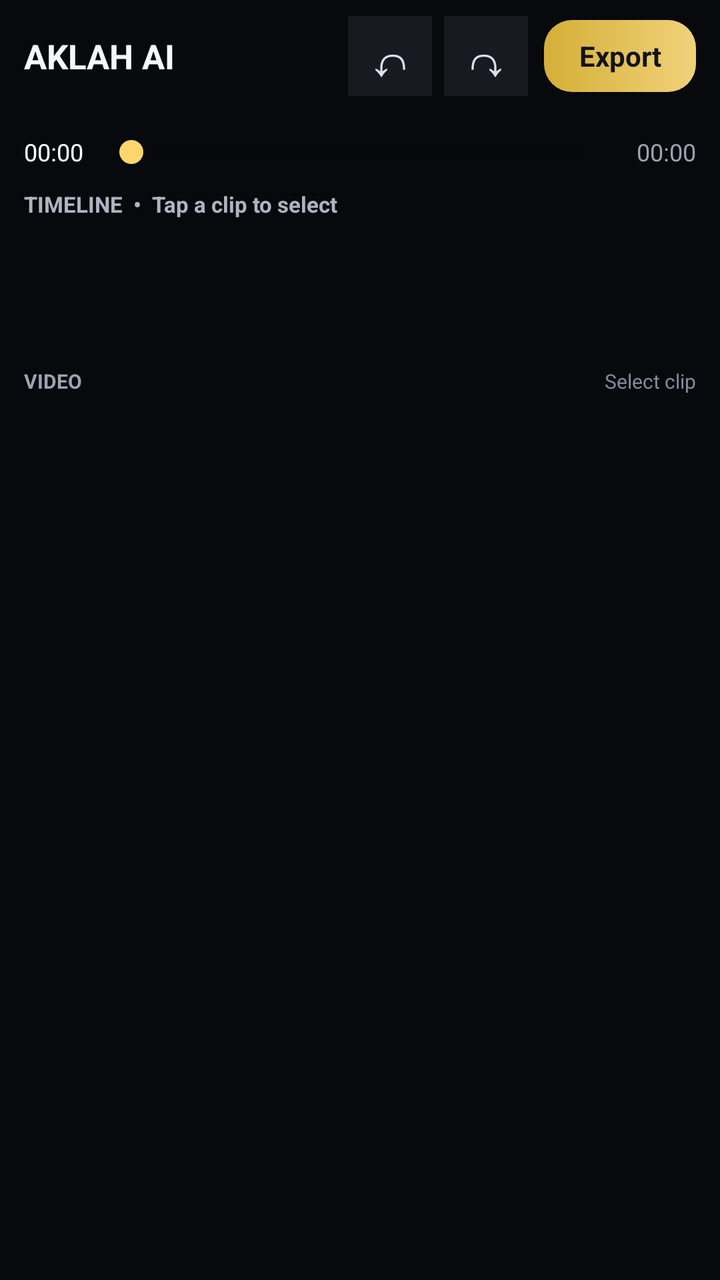
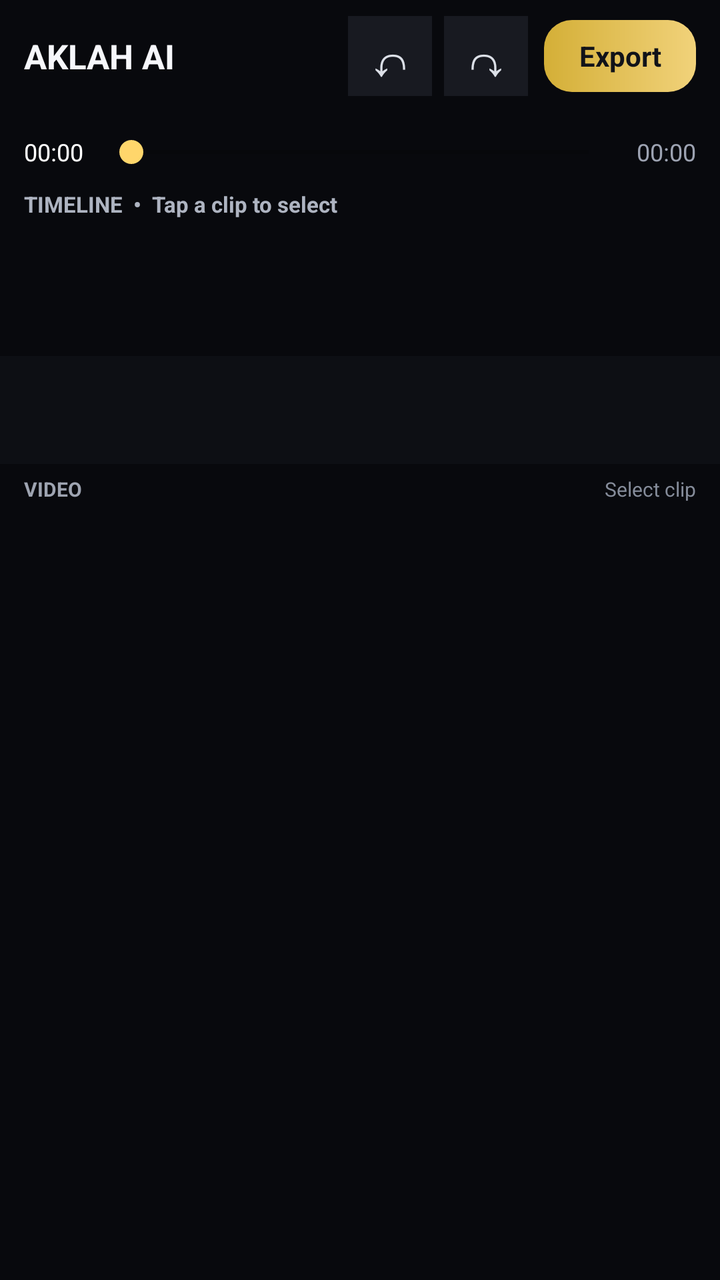

Screens rendered from an Android XML layout before and after an edit, with the pre-edit source and the edit as a unified diff.
<!-- AndroidManifest.xml: application theme Theme.AklahAI -->
<!-- res/layout/activity_editor.xml -->
<?xml version="1.0" encoding="utf-8"?>
<LinearLayout xmlns:android="http://schemas.android.com/apk/res/android"
    xmlns:app="http://schemas.android.com/apk/res-auto"
    android:layout_width="match_parent"
    android:layout_height="match_parent"
    android:orientation="vertical"
    android:background="#08090D"
    android:paddingTop="4dp">

    <LinearLayout
        android:layout_width="match_parent"
        android:layout_height="48dp"
        android:gravity="center_vertical"
        android:paddingHorizontal="12dp"
        android:orientation="horizontal">
        <TextView
            android:id="@+id/tvEditorTitle"
            android:layout_width="0dp"
            android:layout_height="match_parent"
            android:layout_weight="1"
            android:gravity="center_vertical"
            android:text="AKLAH AI"
            android:textColor="#F6F7FB"
            android:textSize="17sp"
            android:textStyle="bold"
            android:maxLines="1"/>
        <TextView
            android:id="@+id/btnUndoTop"
            android:layout_width="42dp"
            android:layout_height="40dp"
            android:gravity="center"
            android:text="↶"
            android:textSize="25sp"
            android:textColor="#DCE0E8"
            android:background="#181A21"/>
        <TextView
            android:id="@+id/btnRedoTop"
            android:layout_width="42dp"
            android:layout_height="40dp"
            android:layout_marginStart="6dp"
            android:gravity="center"
            android:text="↷"
            android:textSize="25sp"
            android:textColor="#DCE0E8"
            android:background="#181A21"/>
        <TextView
            android:id="@+id/btnExportTop"
            android:layout_width="76dp"
            android:layout_height="36dp"
            android:layout_marginStart="8dp"
            android:gravity="center"
            android:text="Export"
            android:textColor="#111319"
            android:textStyle="bold"
            android:textSize="14sp"
            android:background="@drawable/bg_button_gold"/>
    </LinearLayout>

    <FrameLayout
        android:id="@+id/previewStage"
        android:layout_width="match_parent"
        android:layout_height="0dp"
        android:layout_weight="1"
        android:layout_marginHorizontal="12dp"
        android:layout_marginTop="4dp"
        android:layout_marginBottom="6dp"
        android:background="#050608">

        <androidx.media3.ui.PlayerView
            android:id="@+id/playerView"
            android:layout_width="match_parent"
            android:layout_height="match_parent"
            android:background="#050608"
            app:resize_mode="fit"
            app:use_controller="false"
            app:show_buffering="when_playing"/>

        <FrameLayout
            android:id="@+id/textOverlay"
            android:layout_width="match_parent"
            android:layout_height="match_parent"/>

        <TextView
            android:id="@+id/btnPlayPause"
            android:layout_width="54dp"
            android:layout_height="54dp"
            android:layout_gravity="center"
            android:gravity="center"
            android:text="▶"
            android:textSize="23sp"
            android:textColor="#FFFFFF"
            android:background="#66000000"/>
    </FrameLayout>

    <LinearLayout
        android:layout_width="match_parent"
        android:layout_height="28dp"
        android:gravity="center_vertical"
        android:paddingHorizontal="12dp"
        android:orientation="horizontal">
        <TextView
            android:id="@+id/tvPlayheadTime"
            android:layout_width="wrap_content"
            android:layout_height="wrap_content"
            android:text="00:00"
            android:textColor="#FFFFFF"
            android:textSize="12sp"/>
        <SeekBar
            android:id="@+id/timelineSeek"
            android:layout_width="0dp"
            android:layout_height="24dp"
            android:layout_weight="1"
            android:layout_marginHorizontal="8dp"
            android:max="1000"
            android:progress="0"
            android:progressTint="#FFD66B"
            android:thumbTint="#FFD66B"/>
        <TextView
            android:id="@+id/tvTotalTime"
            android:layout_width="wrap_content"
            android:layout_height="wrap_content"
            android:text="00:00"
            android:textColor="#9DA3B2"
            android:textSize="12sp"/>
    </LinearLayout>

    <TextView
        android:layout_width="match_parent"
        android:layout_height="24dp"
        android:gravity="center_vertical"
        android:paddingHorizontal="12dp"
        android:text="TIMELINE  •  Tap a clip to select"
        android:textColor="#AEB4C1"
        android:textSize="11sp"
        android:textStyle="bold"/>

    <HorizontalScrollView
        android:layout_width="match_parent"
        android:layout_height="64dp"
        android:fillViewport="false"
        android:scrollbars="horizontal"
        android:paddingHorizontal="8dp">
        <LinearLayout
            android:id="@+id/clipStrip"
            android:layout_width="wrap_content"
            android:layout_height="match_parent"
            android:gravity="center_vertical"
            android:orientation="horizontal"/>
    </HorizontalScrollView>

    <LinearLayout
        android:layout_width="match_parent"
        android:layout_height="25dp"
        android:gravity="center_vertical"
        android:paddingHorizontal="12dp">
        <TextView
            android:layout_width="wrap_content"
            android:layout_height="wrap_content"
            android:text="VIDEO"
            android:textColor="#9EA4B1"
            android:textSize="10sp"
            android:textStyle="bold"/>
        <TextView
            android:id="@+id/tvClipInfo"
            android:layout_width="0dp"
            android:layout_height="wrap_content"
            android:layout_weight="1"
            android:gravity="end"
            android:text="Select clip"
            android:textColor="#858C9A"
            android:textSize="10sp"/>
    </LinearLayout>

    <HorizontalScrollView
        android:layout_width="match_parent"
        android:layout_height="46dp"
        android:scrollbars="none"
        android:paddingHorizontal="6dp">
        <LinearLayout
            android:id="@+id/toolCategories"
            android:layout_width="wrap_content"
            android:layout_height="match_parent"
            android:gravity="center_vertical"
            android:orientation="horizontal"/>
    </HorizontalScrollView>

    <HorizontalScrollView
        android:id="@+id/row1Scroll"
        android:layout_width="match_parent"
        android:layout_height="70dp"
        android:scrollbars="none"
        android:paddingHorizontal="4dp">
        <LinearLayout
            android:id="@+id/row1"
            android:layout_width="wrap_content"
            android:layout_height="match_parent"
            android:gravity="center_vertical"
            android:orientation="horizontal"/>
    </HorizontalScrollView>

    <HorizontalScrollView
        android:id="@+id/row2Scroll"
        android:layout_width="match_parent"
        android:layout_height="70dp"
        android:scrollbars="none"
        android:paddingHorizontal="4dp">
        <LinearLayout
            android:id="@+id/row2"
            android:layout_width="wrap_content"
            android:layout_height="match_parent"
            android:gravity="center_vertical"
            android:orientation="horizontal"/>
    </HorizontalScrollView>

    <HorizontalScrollView
        android:id="@+id/row4Scroll"
        android:layout_width="match_parent"
        android:layout_height="70dp"
        android:scrollbars="none"
        android:paddingHorizontal="4dp">
        <LinearLayout
            android:id="@+id/row4"
            android:layout_width="wrap_content"
            android:layout_height="match_parent"
            android:gravity="center_vertical"
            android:orientation="horizontal"/>
    </HorizontalScrollView>

    <HorizontalScrollView
        android:id="@+id/row5Scroll"
        android:layout_width="match_parent"
        android:layout_height="70dp"
        android:scrollbars="none"
        android:paddingHorizontal="4dp">
        <LinearLayout
            android:id="@+id/row5"
            android:layout_width="wrap_content"
            android:layout_height="match_parent"
            android:gravity="center_vertical"
            android:orientation="horizontal"/>
    </HorizontalScrollView>

    <HorizontalScrollView
        android:id="@+id/row7Scroll"
        android:layout_width="match_parent"
        android:layout_height="70dp"
        android:scrollbars="none"
        android:paddingHorizontal="4dp">
        <LinearLayout
            android:id="@+id/row7"
            android:layout_width="wrap_content"
            android:layout_height="match_parent"
            android:gravity="center_vertical"
            android:orientation="horizontal"/>
    </HorizontalScrollView>

    <HorizontalScrollView
        android:id="@+id/row6Scroll"
        android:layout_width="match_parent"
        android:layout_height="70dp"
        android:scrollbars="none"
        android:paddingHorizontal="4dp">
        <LinearLayout
            android:id="@+id/row6"
            android:layout_width="wrap_content"
            android:layout_height="match_parent"
            android:gravity="center_vertical"
            android:orientation="horizontal"/>
    </HorizontalScrollView>

    <LinearLayout
        android:layout_width="match_parent"
        android:layout_height="56dp"
        android:gravity="center_vertical"
        android:paddingHorizontal="8dp"
        android:orientation="horizontal">
        <LinearLayout
            android:id="@+id/row3"
            android:layout_width="0dp"
            android:layout_height="match_parent"
            android:layout_weight="1"
            android:gravity="center_vertical"
            android:orientation="horizontal"/>
    </LinearLayout>
</LinearLayout>
<!-- resources referenced by this layout -->
<resources>
  <!-- drawable bg_button_gold (drawable) -->
  <?xml version="1.0" encoding="utf-8"?>
  <shape xmlns:android="http://schemas.android.com/apk/res/android"
      android:shape="rectangle">
      <gradient
          android:angle="0"
          android:startColor="#FFD4AF37"
          android:endColor="#FFF1D27A" />
      <corners android:radius="14dp" />
  </shape>
  <style name="Theme.AklahAI" parent="Theme.MaterialComponents.DayNight.NoActionBar">
          <item name="colorPrimary">@color/gold</item>
          <item name="colorOnPrimary">@color/black</item>
          <item name="colorSecondary">@color/gold_light</item>
          <item name="android:windowBackground">@color/black</item>
          <item name="android:statusBarColor">@color/black</item>
          <item name="android:navigationBarColor">@color/black</item>
      </style>
  <color name="gold">#FFD4AF37</color>
  <color name="black">#FF000000</color>
  <color name="gold_light">#FFF1D27A</color>
</resources>

<!-- the commit's change to res/layout/activity_editor.xml (unified diff, before → after) -->
@@ -148,6 +148,20 @@
             android:orientation="horizontal"/>
     </HorizontalScrollView>
 
+    <HorizontalScrollView
+        android:layout_width="match_parent"
+        android:layout_height="54dp"
+        android:scrollbars="horizontal"
+        android:paddingHorizontal="6dp"
+        android:background="#0D0F14">
+        <LinearLayout
+            android:id="@+id/timelineLayerStrip"
+            android:layout_width="wrap_content"
+            android:layout_height="match_parent"
+            android:gravity="center_vertical"
+            android:orientation="horizontal"/>
+    </HorizontalScrollView>
+
     <LinearLayout
         android:layout_width="match_parent"
         android:layout_height="25dp"
